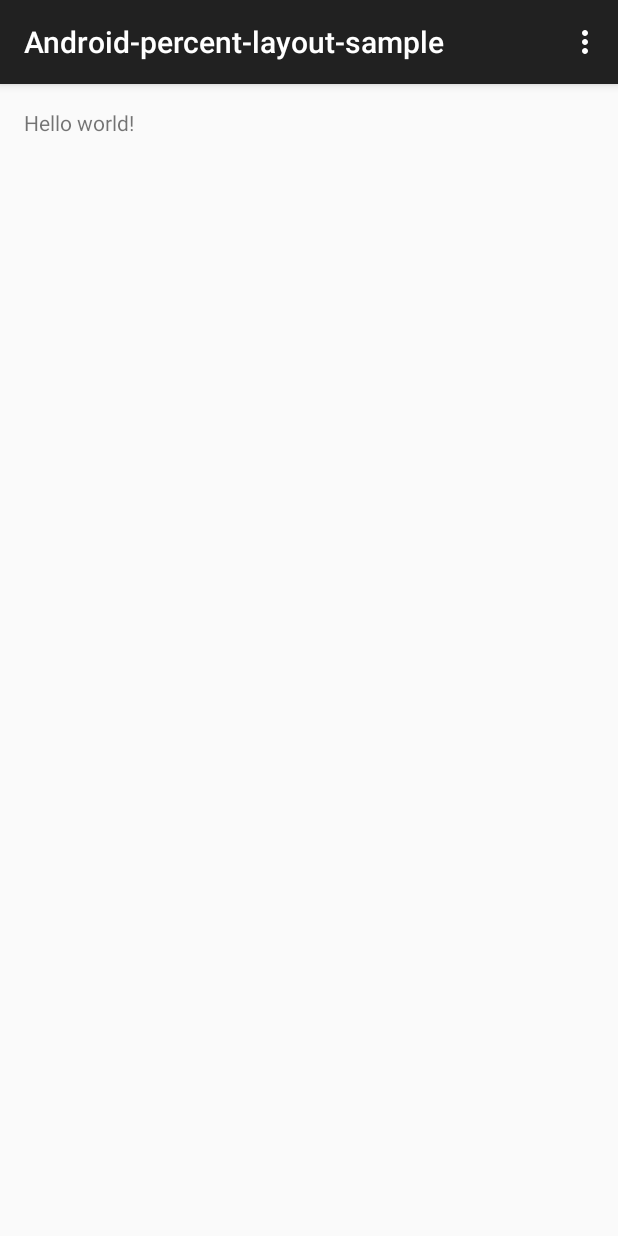
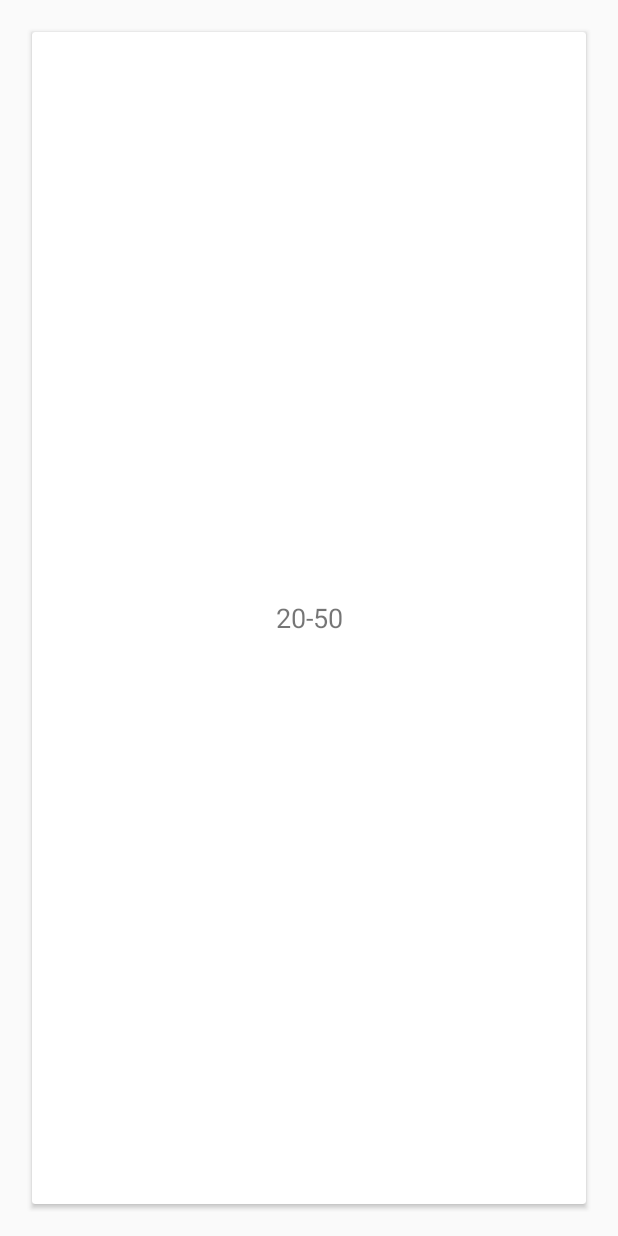
Before and after one commit to nitiwari-dev/android-percent-layout-sample, an Android app: the screen it shows after launch (MainActivity), on a phone screen of 412 x 824 dp. Run offline under Robolectric (Android 15) with nearby library versions, the phone set to English and light mode, and no system bars.

Commit message:
first commit

```diff
--- a/app/build.gradle
+++ b/app/build.gradle
@@ -22,4 +22,7 @@ android {
 dependencies {
     compile fileTree(dir: 'libs', include: ['*.jar'])
     compile 'com.android.support:appcompat-v7:22.2.1'
+    compile 'com.android.support:percent:23.0.0'
+    compile 'com.android.support:recyclerview-v7:21.0.0'
+    compile 'com.android.support:cardview-v7:21.0.0'
 }
--- a/app/src/main/java/com/code2concept/percent_layout_sample/MainActivity.java
+++ b/app/src/main/java/com/code2concept/percent_layout_sample/MainActivity.java
@@ -1,39 +1,56 @@
 package com.code2concept.percent_layout_sample;
 
-import android.support.v7.app.ActionBarActivity;
+import android.app.Activity;
 import android.os.Bundle;
-import android.view.Menu;
-import android.view.MenuItem;
+import android.support.v7.widget.LinearLayoutManager;
+import android.support.v7.widget.OrientationHelper;
+import android.support.v7.widget.RecyclerView;
+
+import com.code2concept.percent_layout_sample.adapter.PercentAdapter;
+import com.code2concept.percent_layout_sample.model.PercentModel;
+
+import java.util.ArrayList;
+import java.util.List;
 
 
-public class MainActivity extends ActionBarActivity {
+public class MainActivity extends Activity {
+
+    private RecyclerView percentRecyclerView;
+    private String percentArray[] = new String[]{
+            "20-50",
+            "50-50",
+            "50-100",
+            "Tile 1",
+            "Tile 2"
+    };
+
+    private List<PercentModel> percentModelsList = new ArrayList<>();
 
     @Override
     protected void onCreate(Bundle savedInstanceState) {
         super.onCreate(savedInstanceState);
         setContentView(R.layout.activity_main);
+
+        init();
     }
 
+    private void init() {
+        percentRecyclerView = (RecyclerView)findViewById(R.id.percentList);
+        percentRecyclerView.setHasFixedSize(true);
 
-    @Override
-    public boolean onCreateOptionsMenu(Menu menu) {
-        // Inflate the menu; this adds items to the action bar if it is present.
-        getMenuInflater().inflate(R.menu.menu_main, menu);
-        return true;
+        LinearLayoutManager linearLayoutManager = new LinearLayoutManager(this, OrientationHelper.VERTICAL, false);
+        percentRecyclerView.setLayoutManager(linearLayoutManager);
+
+        fillList();
+        PercentAdapter percentAdapter = new PercentAdapter(this,percentModelsList);
+        percentRecyclerView.setAdapter(percentAdapter);
+
+
     }
 
-    @Override
-    public boolean onOptionsItemSelected(MenuItem item) {
-        // Handle action bar item clicks here. The action bar will
-        // automatically handle clicks on the Home/Up button, so long
-        // as you specify a parent activity in AndroidManifest.xml.
-        int id = item.getItemId();
-
-        //noinspection SimplifiableIfStatement
-        if (id == R.id.action_settings) {
-            return true;
+    private void fillList() {
+        for(String percent :percentArray){
+            percentModelsList.add( new PercentModel(percent));
         }
-
-        return super.onOptionsItemSelected(item);
     }
 }
--- /dev/null
+++ b/app/src/main/java/com/code2concept/percent_layout_sample/adapter/PercentAdapter.java
@@ -0,0 +1,93 @@
+package com.code2concept.percent_layout_sample.adapter;
+
+import android.app.Dialog;
+import android.content.Context;
+import android.support.v7.widget.RecyclerView;
+import android.view.LayoutInflater;
+import android.view.View;
+import android.view.ViewGroup;
+
+import com.code2concept.percent_layout_sample.R;
+import com.code2concept.percent_layout_sample.holder.PercentHolder;
+import com.code2concept.percent_layout_sample.model.PercentModel;
+
+import java.util.List;
+
+/**
+ * Created by nitesh on 8/30/2015.
+ */
+public class PercentAdapter extends RecyclerView.Adapter<PercentHolder> {
+
+    private final List<PercentModel> percentModelList;
+    private Context context;
+
+    public PercentAdapter(Context context, List<PercentModel> percentModelList){
+        this.percentModelList = percentModelList;
+        this.context = context;
+    }
+    @Override
+    public PercentHolder onCreateViewHolder(ViewGroup parent, int viewType) {
+
+        View itemView = LayoutInflater.
+                from(context).
+                inflate(R.layout.row_percent_cardview, parent, false);
+
+
+        return new PercentHolder(itemView);
+    }
+
+    @Override
+    public void onBindViewHolder(PercentHolder holder, final int position) {
+        holder.percentTv.setText(percentModelList.get(position).percentType);
+        holder.percentTv.setOnClickListener(new View.OnClickListener() {
+            @Override
+            public void onClick(View v) {
+                showPercentDialog(position, percentModelList.get(position).percentType);
+            }
+        });
+    }
+
+
+    private void showPercentDialog(int position, String percentType) {
+
+        switch (position){
+
+
+            case 0:
+                createDialogByPosition(percentType , R.layout.row_percent_20_50);
+                break;
+
+            case 1:
+                createDialogByPosition(percentType , R.layout.row_percent_50_50);
+                break;
+
+            case 2:
+                createDialogByPosition(percentType , R.layout.row_percent_50_100);
+                break;
+
+            case 3:
+                createDialogByPosition(percentType , R.layout.row_percent_tile1);
+                break;
+
+            case 4:
+                createDialogByPosition(percentType , R.layout.row_percent_tile2);
+                break;
+        }
+
+
+
+    }
+
+    private void createDialogByPosition(String percentType, int resID) {
+
+        final Dialog dialog = new Dialog(context);
+        dialog.setContentView(resID);
+        dialog.setTitle(percentType);
+        dialog.show();    }
+
+
+    @Override
+    public int getItemCount() {
+        return percentModelList.size();
+    }
+}
--- /dev/null
+++ b/app/src/main/java/com/code2concept/percent_layout_sample/holder/PercentHolder.java
@@ -0,0 +1,21 @@
+package com.code2concept.percent_layout_sample.holder;
+
+import android.support.v7.widget.RecyclerView;
+import android.view.View;
+import android.widget.TextView;
+
+import com.code2concept.percent_layout_sample.R;
+
+/**
+ * Created by nitesh on 8/30/2015.
+ */
+public class PercentHolder extends RecyclerView.ViewHolder {
+
+    public TextView percentTv;
+
+    public PercentHolder(View itemView) {
+        super(itemView);
+
+        percentTv = (TextView) itemView.findViewById(R.id.percent_tv);
+    }
+}
--- /dev/null
+++ b/app/src/main/java/com/code2concept/percent_layout_sample/model/PercentModel.java
@@ -0,0 +1,12 @@
+package com.code2concept.percent_layout_sample.model;
+
+/**
+ * Created by nitesh on 8/30/2015.
+ */
+public class PercentModel {
+   public String percentType;
+
+    public PercentModel(String percent) {
+        percentType = percent;
+    }
+}
--- a/app/src/main/res/layout/activity_main.xml
+++ b/app/src/main/res/layout/activity_main.xml
@@ -1,11 +1,15 @@
 <RelativeLayout xmlns:android="http://schemas.android.com/apk/res/android"
-    xmlns:tools="http://schemas.android.com/tools" android:layout_width="match_parent"
-    android:layout_height="match_parent" android:paddingLeft="@dimen/activity_horizontal_margin"
+    xmlns:tools="http://schemas.android.com/tools"
+    android:layout_width="match_parent"
+    android:layout_height="match_parent"
+    android:paddingLeft="@dimen/activity_horizontal_margin"
     android:paddingRight="@dimen/activity_horizontal_margin"
     android:paddingTop="@dimen/activity_vertical_margin"
-    android:paddingBottom="@dimen/activity_vertical_margin" tools:context=".MainActivity">
-
-    <TextView android:text="@string/hello_world" android:layout_width="wrap_content"
-        android:layout_height="wrap_content" />
-
+    android:paddingBottom="@dimen/activity_vertical_margin"
+    tools:context=".MyActivity">
+    <android.support.v7.widget.RecyclerView
+        android:id="@+id/percentList"
+        android:layout_width="match_parent"
+        android:layout_height="match_parent"
+        />
 </RelativeLayout>
--- /dev/null
+++ b/app/src/main/res/layout/row_percent_cardview.xml
@@ -0,0 +1,20 @@
+<?xml version="1.0" encoding="utf-8"?>
+<android.support.v7.widget.CardView
+
+    xmlns:android="http://schemas.android.com/apk/res/android"
+    xmlns:app="http://schemas.android.com/tools"
+    android:id="@+id/card_view"
+    android:layout_width="match_parent"
+    android:layout_height="match_parent"
+    app:cardCornerRadius="4dp"
+    android:layout_margin="5dp">
+
+    <TextView
+        android:id="@+id/percent_tv"
+        android:layout_width="match_parent"
+        android:layout_height="match_parent"
+        android:text="H"
+        android:padding="15dp"
+        android:gravity="center"
+        android:textSize="18sp" />
+</android.support.v7.widget.CardView>
```
Also changed, not shown: app/src/main/res/layout/row_percent_20_50.xml (added, +24 -0 lines), app/src/main/res/layout/row_percent_50_100.xml (added, +24 -0 lines), app/src/main/res/layout/row_percent_50_50.xml (added, +25 -0 lines), app/src/main/res/layout/row_percent_tile1.xml (added, +43 -0 lines), app/src/main/res/layout/row_percent_tile2.xml (added, +66 -0 lines), app/src/main/res/values/styles.xml (+7 -0 lines), 1 other file.
